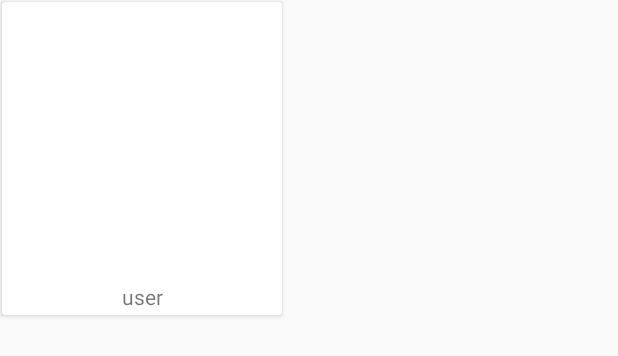
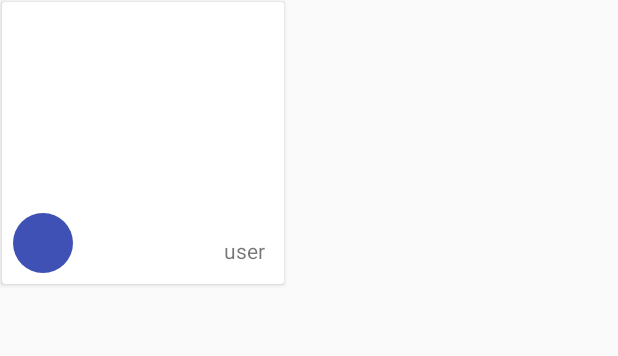
Before and after one commit to isagardb/WallDrop, an Android app: the layout card_layout.xml on its own in the app's theme, with its tools: preview values and no code run, on a phone screen of 412 x 824 dp. Shown: the top 356 px of the screen. Run offline under Robolectric (Android 15) with nearby library versions, the phone set to English and light mode, and no system bars; network calls fail.

Commit message:
Added photographer image view using circular image view

```diff
--- a/app/build.gradle
+++ b/app/build.gradle
@@ -22,7 +22,7 @@ android {
 
 dependencies {
     implementation fileTree(dir: 'libs', include: ['*.jar'])
-    //noinspection GradleCompatible
+    //noinspection GradleDependency,GradleCompatible
     implementation 'com.android.support:appcompat-v7:28.0.0-alpha1'
     implementation 'com.android.support.constraint:constraint-layout:1.1.2'
     testImplementation 'junit:junit:4.12'
@@ -34,4 +34,5 @@ dependencies {
     implementation 'com.android.support:recyclerview-v7:28.0.0-alpha1'
     //noinspection GradleDependency
     implementation 'com.android.support:cardview-v7:28.0.0-alpha1'
+    implementation 'de.hdodenhof:circleimageview:2.2.0'
 }
--- a/app/src/main/java/in/dropcodes/walldrop/Adapter/MainAdapter.java
+++ b/app/src/main/java/in/dropcodes/walldrop/Adapter/MainAdapter.java
@@ -14,6 +14,7 @@ import com.squareup.picasso.Picasso;
 import java.lang.reflect.Array;
 import java.util.ArrayList;
 
+import de.hdodenhof.circleimageview.CircleImageView;
 import in.dropcodes.walldrop.Model.MainModel;
 import in.dropcodes.walldrop.R;
 
@@ -50,7 +51,7 @@ public class MainAdapter extends RecyclerView.Adapter<MainAdapter.MainViewHolder
         holder.mUser.setText(model.getUser());
 
         Picasso.get().load(model.getPreviewURL()).placeholder(R.drawable.ic_launcher_foreground).fit().centerInside().into(holder.mImage);
-
+        Picasso.get().load(model.getUserImageURL()).placeholder(R.drawable.ic_launcher_foreground).fit().centerInside().into(holder.mUserImage);
     }
 
     @Override
@@ -62,12 +63,14 @@ public class MainAdapter extends RecyclerView.Adapter<MainAdapter.MainViewHolder
 
         public ImageView mImage;
         public TextView mUser;
+        public CircleImageView mUserImage;
 
         public MainViewHolder(@NonNull View itemView) {
             super(itemView);
 
             mImage = itemView.findViewById(R.id.image_view);
             mUser = itemView.findViewById(R.id.user_name);
+            mUserImage = itemView.findViewById(R.id.auther_img);
 
             itemView.setOnClickListener(new View.OnClickListener() {
                 @Override
--- a/app/src/main/res/layout/card_layout.xml
+++ b/app/src/main/res/layout/card_layout.xml
@@ -1,31 +1,43 @@
 <?xml version="1.0" encoding="utf-8"?>
-<android.support.v7.widget.CardView
-    xmlns:android="http://schemas.android.com/apk/res/android"
+<android.support.v7.widget.CardView xmlns:android="http://schemas.android.com/apk/res/android"
     android:layout_width="wrap_content"
+    xmlns:app="http://schemas.android.com/apk/res-auto"
     android:layout_margin="1dp"
     android:layout_height="wrap_content">
 
-    <LinearLayout
+    <android.support.design.widget.CoordinatorLayout
         android:layout_width="wrap_content"
         android:layout_height="wrap_content"
-        android:layout_margin="1dp"
-        android:orientation="vertical">
+        android:layout_margin="2dp">
 
         <ImageView
+            android:id="@+id/image_view"
             android:layout_width="180dp"
             android:layout_height="180dp"
-            android:layout_margin="2dp"
-            android:id="@+id/image_view" />
+            android:layout_margin="2dp" />
 
         <TextView
-            android:layout_width="match_parent"
+            android:id="@+id/user_name"
+            android:layout_width="wrap_content"
             android:layout_height="wrap_content"
+            android:layout_margin="5dp"
+            android:gravity="center"
             android:text="user"
+            android:padding="5dp"
             android:textSize="14dp"
-            android:gravity="center"
-            android:layout_margin="1dp"
-            android:id="@+id/user_name" />
+            app:layout_anchor="@+id/image_view"
+            app:layout_anchorGravity="right|bottom" />
 
-    </LinearLayout>
+        <de.hdodenhof.circleimageview.CircleImageView
+            android:layout_width="40dp"
+            android:layout_height="40dp"
+            android:id="@+id/auther_img"
+            app:layout_anchor="@+id/image_view"
+            android:layout_margin="5dp"
+            android:src="@color/colorPrimary"
+            app:layout_anchorGravity="left|bottom" />
+
+
+    </android.support.design.widget.CoordinatorLayout>
 
 </android.support.v7.widget.CardView>
```
